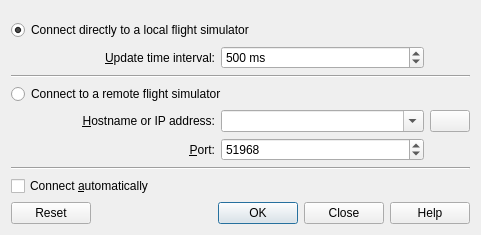
First picture: the form in src/connect/connectdialog.ui, repository albar965/littlenavmap, before the edit.
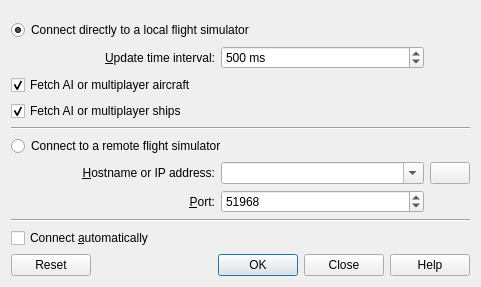
Second picture: the form after the edit. Icons and pictures are not drawn.

Diff of the .ui file:
```diff
--- a/src/connect/connectdialog.ui
+++ b/src/connect/connectdialog.ui
@@ -7,7 +7,7 @@
     <x>0</x>
     <y>0</y>
     <width>481</width>
-    <height>234</height>
+    <height>286</height>
    </rect>
   </property>
   <property name="windowTitle">
@@ -43,7 +43,7 @@
        </property>
       </widget>
      </item>
-     <item row="4" column="0">
+     <item row="6" column="0">
       <widget class="QLabel" name="labelConnectHostname">
        <property name="text">
         <string>&amp;Hostname or IP address:</string>
@@ -56,7 +56,7 @@
        </property>
       </widget>
      </item>
-     <item row="4" column="2">
+     <item row="6" column="2">
       <widget class="QPushButton" name="pushButtonConnectDeleteHostname">
        <property name="sizePolicy">
         <sizepolicy hsizetype="Fixed" vsizetype="Fixed">
@@ -76,7 +76,7 @@
        </property>
       </widget>
      </item>
-     <item row="5" column="1">
+     <item row="7" column="1">
       <widget class="QSpinBox" name="spinBoxConnectPort">
        <property name="toolTip">
         <string>Add the &lt;span style=&quot;color: #ff0000; font-weight:bold&quot;&gt;port&lt;/span&gt; that Little Navconnect shows on startup.</string>
@@ -95,7 +95,7 @@
        </property>
       </widget>
      </item>
-     <item row="5" column="0">
+     <item row="7" column="0">
       <widget class="QLabel" name="labelConnectPort">
        <property name="text">
         <string>&amp;Port:</string>
@@ -108,7 +108,7 @@
        </property>
       </widget>
      </item>
-     <item row="4" column="1">
+     <item row="6" column="1">
       <widget class="QComboBox" name="comboBoxConnectHostname">
        <property name="toolTip">
         <string>Add the &lt;span style=&quot;color: #0000ff; font-weight:bold&quot;&gt;hostname&lt;/span&gt; or &lt;span style=&quot;color: #0000ff; font-weight:bold&quot;&gt;IP address&lt;/span&gt; that Little Navconnect shows on startup.</string>
@@ -130,14 +130,14 @@
        </property>
       </widget>
      </item>
-     <item row="2" column="0" colspan="3">
+     <item row="4" column="0" colspan="3">
       <widget class="Line" name="lineDirectRemote">
        <property name="orientation">
         <enum>Qt::Horizontal</enum>
        </property>
       </widget>
      </item>
-     <item row="3" column="0" colspan="3">
+     <item row="5" column="0" colspan="3">
       <widget class="QRadioButton" name="radioButtonConnectRemote">
        <property name="toolTip">
         <string>Connect to a remote flight simulator on another computer which is runnng Little Navconnect.</string>
@@ -185,13 +185,45 @@
        </attribute>
       </widget>
      </item>
-     <item row="6" column="0" colspan="3">
+     <item row="8" column="0" colspan="3">
       <widget class="Line" name="lineRemoteAuto">
        <property name="orientation">
         <enum>Qt::Horizontal</enum>
        </property>
       </widget>
      </item>
+     <item row="2" column="0" colspan="2">
+      <widget class="QCheckBox" name="checkBoxConnectFetchAiAircraft">
+       <property name="toolTip">
+        <string>Deselect to disable fetching and transmission of AI or multiplayer aircraft</string>
+       </property>
+       <property name="statusTip">
+        <string>Deselect to disable fetching and transmission of AI or multiplayer aircraft</string>
+       </property>
+       <property name="text">
+        <string>Fetch AI or multiplayer aircraft</string>
+       </property>
+       <property name="checked">
+        <bool>true</bool>
+       </property>
+      </widget>
+     </item>
+     <item row="3" column="0" colspan="2">
+      <widget class="QCheckBox" name="checkBoxConnectFetchAiShip">
+       <property name="toolTip">
+        <string>Deselect to disable fetching and transmission of AI or multiplayer ships</string>
+       </property>
+       <property name="statusTip">
+        <string>Deselect to disable fetching and transmission of AI or multiplayer ships</string>
+       </property>
+       <property name="text">
+        <string>Fetch AI or multiplayer ships</string>
+       </property>
+       <property name="checked">
+        <bool>true</bool>
+       </property>
+      </widget>
+     </item>
     </layout>
    </item>
    <item>
```
